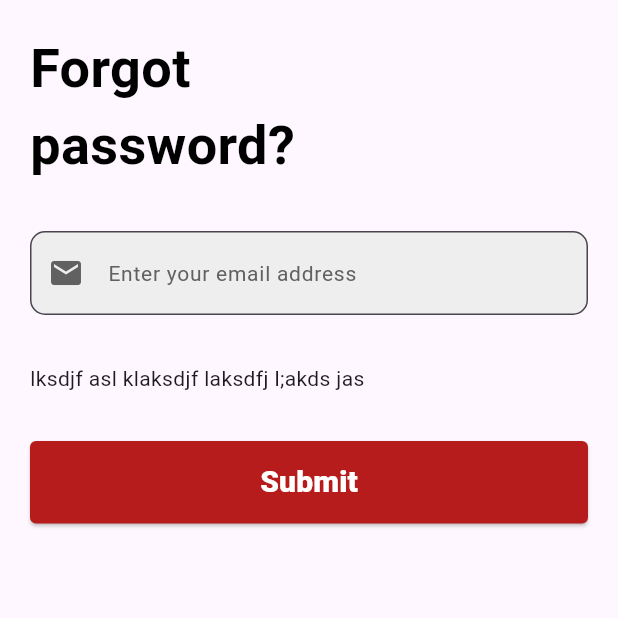
After one commit to 3shmawi/new-3c-directories, a Flutter app: the LoginScreen screen opened directly, after a tap on "Forgot Password?", on a phone screen of 412 x 824 dp, the top half of it. The commit adds this screen. Run offline on Flutter 3.47's test engine with Material 3 defaults, Android fonts, the phone set to English and light mode, and no system bars; our stand-ins replace flutter_svg.

Commit message:
implement auth ui

```diff
--- /dev/null
+++ b/lib/screens/auth/forget_password/fogot_password_screen.dart
@@ -0,0 +1,35 @@
+import 'package:flutter/material.dart';
+import 'package:new_3c/screens/auth/widgets/auth_button.dart';
+import 'package:new_3c/screens/auth/widgets/header.dart';
+import 'package:new_3c/screens/auth/widgets/input_field.dart';
+
+class ForgotPasswordScreen extends StatelessWidget {
+  const ForgotPasswordScreen({super.key});
+
+  @override
+  Widget build(BuildContext context) {
+    return Scaffold(
+      body: SafeArea(
+        child: Padding(
+          padding: const EdgeInsets.all(20.0),
+          child: Column(
+            crossAxisAlignment: CrossAxisAlignment.start,
+            spacing: 32,
+            children: [
+              HeaderWidget("Forgot\npassword?"),
+              InputFieldWidget(
+                prefixIcon: Icons.email,
+                hintText: "Enter your email address",
+              ),
+              Text("lksdjf asl klaksdjf laksdfj l;akds jas"),
+              AuthButtonWidget(
+                label: "Submit",
+                onPressed: () {},
+              )
+            ],
+          ),
+        ),
+      ),
+    );
+  }
+}
--- /dev/null
+++ b/lib/screens/auth/login/login_screen.dart
@@ -0,0 +1,68 @@
+import 'package:flutter/cupertino.dart';
+import 'package:flutter/material.dart';
+import 'package:new_3c/screens/auth/widgets/header.dart';
+
+import '../forget_password/fogot_password_screen.dart';
+import '../widgets/auth_button.dart';
+import '../widgets/input_field.dart';
+
+class LoginScreen extends StatelessWidget {
+  const LoginScreen({super.key});
+
+  @override
+  Widget build(BuildContext context) {
+    return Scaffold(
+      body: SafeArea(
+        child: Padding(
+          padding: const EdgeInsets.all(20.0),
+          child: Column(
+            crossAxisAlignment: CrossAxisAlignment.start,
+            children: [
+              HeaderWidget("Welcome\nBack!"),
+              SizedBox(height: 36),
+              InputFieldWidget(
+                hintText: "Username or Email",
+                prefixIcon: CupertinoIcons.profile_circled,
+              ),
+              SizedBox(height: 30),
+              InputFieldWidget(
+                isPassword: true,
+                hintText: "Password",
+                prefixIcon: CupertinoIcons.lock,
+              ),
+              Align(
+                alignment: Alignment.topRight,
+                child: InkWell(
+                    onTap: () {
+                      Navigator.of(context).push(
+                        MaterialPageRoute(
+                          builder: (context) => ForgotPasswordScreen(),
+                        ),
+                      );
+                    },
+                    borderRadius: BorderRadius.circular(15),
+                    child: Padding(
+                      padding: const EdgeInsets.all(8.0),
+                      child: Text(
+                        "Forgot Password?",
+                        style: TextStyle(
+                            fontSize: 12,
+                            fontWeight: FontWeight.w400,
+                            color: Colors.red),
+                      ),
+                    )),
+              ),
+              SizedBox(height: 52),
+              AuthButtonWidget(
+                label: "Login",
+                onPressed: () {
+                  // Handle login action
+                },
+              ),
+            ],
+          ),
+        ),
+      ),
+    );
+  }
+}
--- /dev/null
+++ b/lib/screens/auth/widgets/auth_button.dart
@@ -0,0 +1,30 @@
+import 'package:flutter/material.dart';
+
+class AuthButtonWidget extends StatelessWidget {
+  const AuthButtonWidget({required this.label, this.onPressed, super.key});
+
+  final String label;
+  final VoidCallback? onPressed;
+
+  @override
+  Widget build(BuildContext context) {
+    return ElevatedButton(
+      style: ElevatedButton.styleFrom(
+        minimumSize: Size(double.infinity, 55),
+        backgroundColor: Colors.red[900],
+        foregroundColor: Colors.white,
+        shape: RoundedRectangleBorder(
+          borderRadius: BorderRadius.circular(4),
+        ),
+      ),
+      onPressed: onPressed,
+      child: Text(
+        label,
+        style: TextStyle(
+          fontWeight: FontWeight.w800,
+          fontSize: 20,
+        ),
+      ),
+    );
+  }
+}
--- /dev/null
+++ b/lib/screens/auth/widgets/header.dart
@@ -0,0 +1,19 @@
+import 'package:flutter/material.dart';
+
+class HeaderWidget extends StatelessWidget {
+  const HeaderWidget(this.title, {super.key});
+
+  final String title;
+
+  @override
+  Widget build(BuildContext context) {
+    return Text(
+      title,
+      style: TextStyle(
+        fontSize: 36,
+        fontWeight: FontWeight.bold,
+        color: Colors.black,
+      ),
+    );
+  }
+}
--- /dev/null
+++ b/lib/screens/auth/widgets/input_field.dart
@@ -0,0 +1,64 @@
+import 'package:flutter/cupertino.dart';
+import 'package:flutter/material.dart';
+
+class InputFieldWidget extends StatefulWidget {
+  const InputFieldWidget(
+      {this.hintText,
+      this.prefixIcon,
+      this.suffixIcon,
+      this.isPassword = false,
+      super.key});
+
+  final String? hintText;
+  final IconData? prefixIcon;
+  final IconData? suffixIcon;
+  final bool isPassword;
+
+  @override
+  State<InputFieldWidget> createState() => _InputFieldWidgetState();
+}
+
+class _InputFieldWidgetState extends State<InputFieldWidget> {
+  bool _isPasswordVisible = false;
+
+  @override
+  Widget build(BuildContext context) {
+    return TextFormField(
+      obscureText: widget.isPassword && !_isPasswordVisible,
+      decoration: InputDecoration(
+        fillColor: Colors.grey[200],
+        filled: true,
+        focusColor: Colors.black,
+        hintText: widget.hintText,
+        prefixIcon: widget.prefixIcon != null
+            ? Icon(
+                widget.prefixIcon,
+                color: Colors.grey[700],
+              )
+            : null,
+        hintStyle: TextStyle(fontSize: 14, color: Colors.grey[700]),
+        border: OutlineInputBorder(
+          borderRadius: BorderRadius.circular(10),
+          borderSide: BorderSide(color: Colors.grey, width: 1),
+        ),
+        suffixIcon: widget.isPassword
+            ? IconButton(
+                onPressed: () {
+                  setState(() {
+                    _isPasswordVisible = !_isPasswordVisible;
+                  });
+                },
+                icon: Icon(
+                  widget.suffixIcon ?? CupertinoIcons.eye,
+                  color: Colors.grey[700],
+                ),
+              )
+            : null,
+        focusedBorder: OutlineInputBorder(
+          borderRadius: BorderRadius.circular(10),
+          borderSide: BorderSide(color: Colors.grey, width: 1),
+        ),
+      ),
+    );
+  }
+}
--- a/lib/screens/on_boarding/on_boarding_view.dart
+++ b/lib/screens/on_boarding/on_boarding_view.dart
@@ -3,6 +3,8 @@ import 'package:new_3c/screens/on_boarding/logic/on_board_logic.dart';
 import 'package:new_3c/screens/on_boarding/widgets/app_bar_part.dart';
 import 'package:new_3c/screens/on_boarding/widgets/body_part.dart';
 import 'package:new_3c/screens/on_boarding/widgets/bottom_part.dart';
+
+import '../auth/login/login_screen.dart';
 
 class OnBoardingView extends StatefulWidget {
   const OnBoardingView({super.key});
@@ -29,9 +31,17 @@ class _OnBoardingViewState extends State<OnBoardingView> {
       bottomSheet: BottomPart(
         _logic,
         onNext: () {
-          setState(() {
-            _logic.nextPage();
-          });
+          if (_logic.isLastPage) {
+            Navigator.of(context).pushReplacement(
+              MaterialPageRoute(
+                builder: (context) => LoginScreen(),
+              ),
+            );
+          } else {
+            setState(() {
+              _logic.nextPage();
+            });
+          }
         },
         onPrevious: () {
           setState(() {
```
